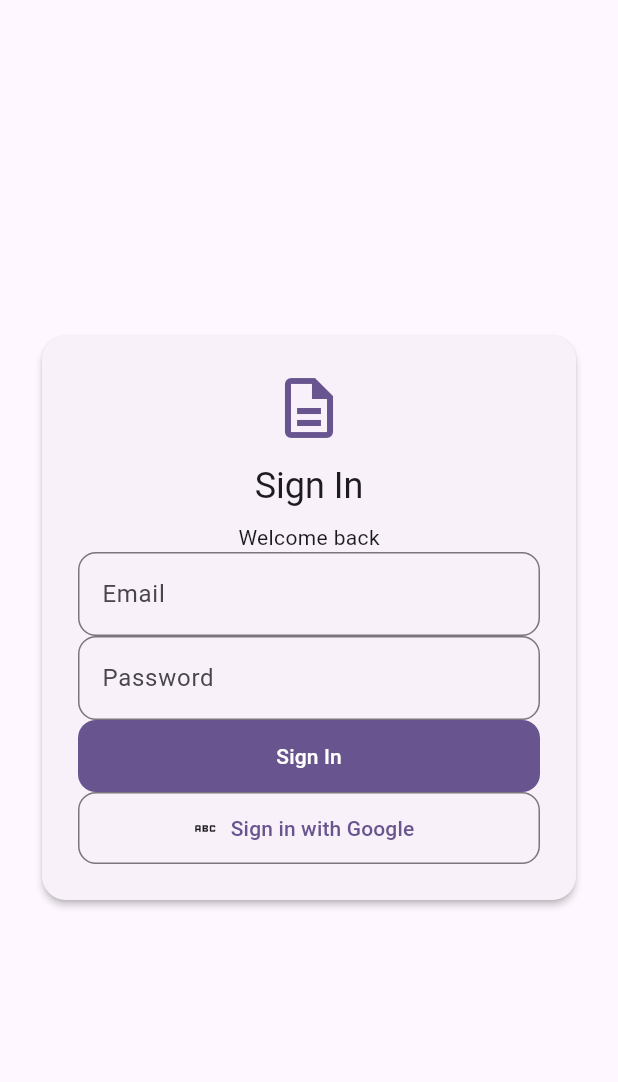
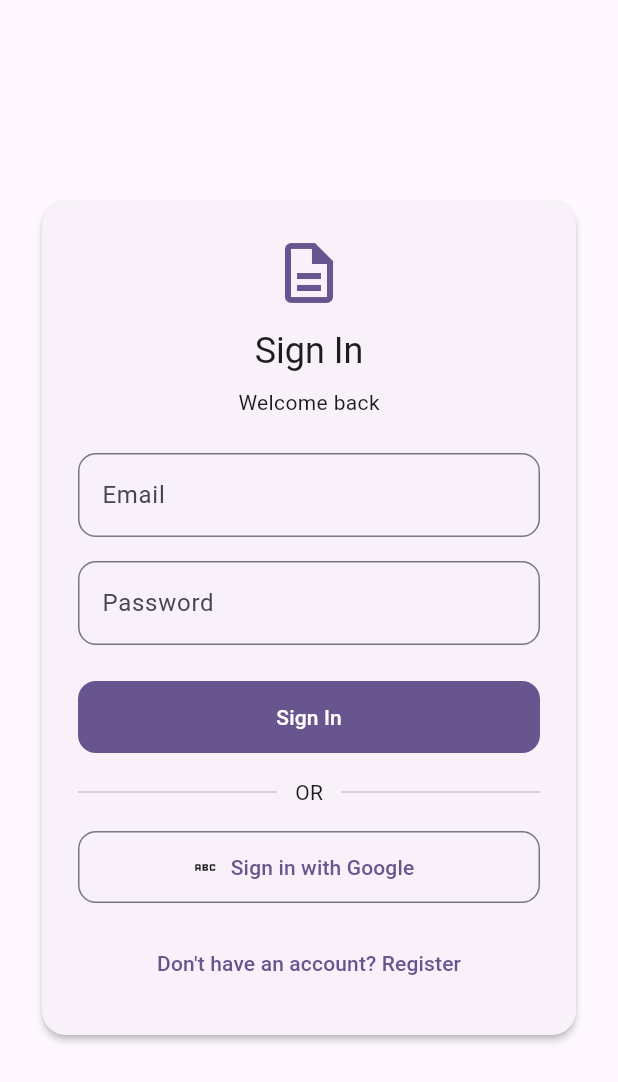
Before and after one commit to TusharTalmale/google_doc_clone_flutter_node, a Flutter app: the screen it shows after launch, on a phone screen of 412 x 824 dp. Shown: the top 1082 px of the screen. Run offline on Flutter 3.47's test engine with Material 3 defaults, Android fonts, the phone set to English and light mode, and no system bars; our stand-ins replace dio, flutter_riverpod, google_sign_in, shared_preferences.

Commit message:
fixed auth issue

```diff
--- a/google_doc/lib/screens/login_screen.dart
+++ b/google_doc/lib/screens/login_screen.dart
@@ -10,10 +10,9 @@ class LoginScreen extends ConsumerWidget {
   final _passwordController = TextEditingController();
 
   void _login(WidgetRef ref) {
-    ref.read(authControllerProvider.notifier).login(
-          _emailController.text.trim(),
-          _passwordController.text.trim(),
-        );
+    ref
+        .read(authControllerProvider.notifier)
+        .login(_emailController.text.trim(), _passwordController.text.trim());
   }
 
   @override
@@ -23,17 +22,16 @@ class LoginScreen extends ConsumerWidget {
     ref.listen(authControllerProvider, (_, next) {
       next.whenOrNull(
         error: (e, _) {
-          ScaffoldMessenger.of(context).showSnackBar(
-            SnackBar(content: Text(e.toString())),
-          );
+          ScaffoldMessenger.of(
+            context,
+          ).showSnackBar(SnackBar(content: Text(e.toString())));
         },
       );
     });
 
     return Scaffold(
       body: auth.when(
-        loading: () =>
-            const Center(child: CircularProgressIndicator()),
+        loading: () => const Center(child: CircularProgressIndicator()),
         error: (_, __) => _buildForm(context, ref),
         data: (_) => _buildForm(context, ref),
       ),
@@ -43,28 +41,33 @@ class LoginScreen extends ConsumerWidget {
   Widget _buildForm(BuildContext context, WidgetRef ref) {
     return AuthCard(
       children: [
-        const AuthHeader(
-          title: "Sign In",
-          subtitle: "Welcome back",
-        ),
+        const AuthHeader(title: "Sign In", subtitle: "Welcome back"),
+        const SizedBox(height: 24),
         AuthTextField(
           controller: _emailController,
           label: "Email",
+          keyboardType: TextInputType.emailAddress,
         ),
+        const SizedBox(height: 16),
         AuthTextField(
           controller: _passwordController,
           label: "Password",
           obscure: true,
         ),
-        AuthPrimaryButton(
-          text: "Sign In",
-          onPressed: () => _login(ref),
-        ),
+        const SizedBox(height: 24),
+        AuthPrimaryButton(text: "Sign In", onPressed: () => _login(ref)),
+        const SizedBox(height: 16),
+        const AuthDivider(),
+        const SizedBox(height: 16),
         GoogleAuthButton(
           text: "Sign in with Google",
           onPressed: () =>
-              ref.read(authControllerProvider.notifier)
-                  .signInWithGoogle(),
+              ref.read(authControllerProvider.notifier).signInWithGoogle(),
+        ),
+        const SizedBox(height: 16),
+        AuthFooter(
+          text: "Don't have an account? Register",
+          onPressed: () => Navigator.pushNamed(context, '/register'),
         ),
       ],
     );
--- a/google_doc/lib/widgets/auth_widgets.dart
+++ b/google_doc/lib/widgets/auth_widgets.dart
@@ -1,10 +1,8 @@
 import 'package:flutter/foundation.dart';
 import 'package:flutter/material.dart';
-import 'package:google_doc/widgets/google_sign_in_stub.dart' as web show renderButton;
-import 'package:google_sign_in_web/google_sign_in_web.dart'
-    if (dart.library.io) 'google_sign_in_stub.dart'
+import 'google_sign_in_stub.dart'
+    if (dart.library.js_interop) 'package:google_sign_in_web/web_only.dart'
     as web;
-
 
 /// ---------- AUTH CARD ----------
 class AuthCard extends StatelessWidget {
@@ -119,7 +117,7 @@ class GoogleAuthButton extends StatelessWidget {
   @override
   Widget build(BuildContext context) {
     if (kIsWeb) {
-      // On Web, we must use the button rendered by the Google Identity Services SDK
+      // On Web, use the Google Identity Services SDK button
       return web.renderButton();
     }
     return OutlinedButton.icon(
```
Also changed, not shown: google_doc/launch.json (added, +13 -0 lines), google_doc/lib/constant/api_constant.dart (+7 -1 lines), google_doc/lib/feature/auth/auth_controller.dart (+56 -74 lines), google_doc/lib/screens/register_screen.dart (+40 -22 lines), google_doc/pubspec.yaml (+7 -67 lines), google_doc/pubspec.lock, 2 other files.
